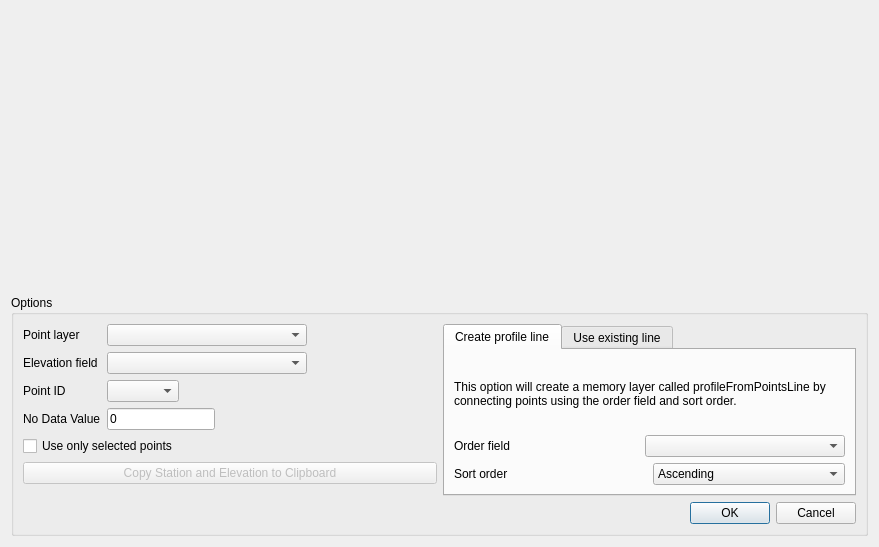
Qt form ProfileFromPoints_dialog_base.ui (marcoalicera/ProfileFromPoints) before a commit.
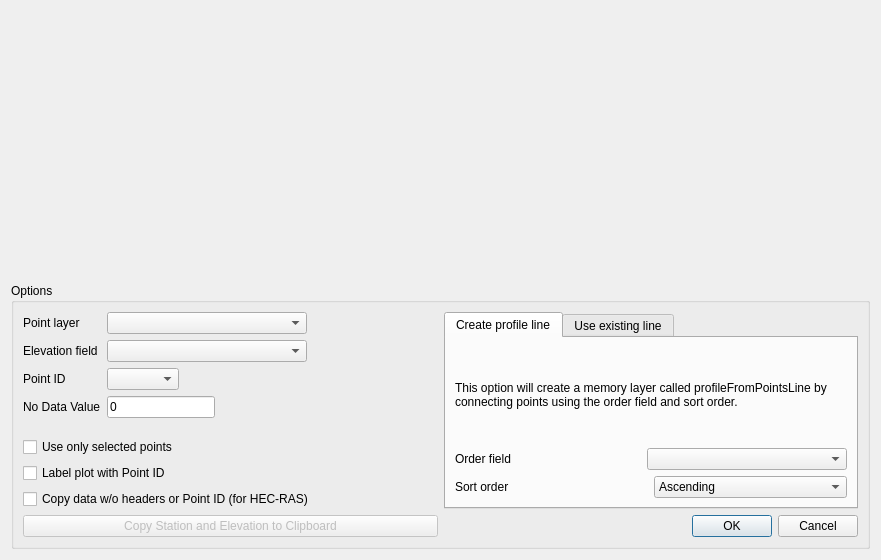
The same form after that commit.

```diff
--- a/ProfileFromPoints_dialog_base.ui
+++ b/ProfileFromPoints_dialog_base.ui
@@ -6,8 +6,8 @@
    <rect>
     <x>0</x>
     <y>0</y>
-    <width>879</width>
-    <height>547</height>
+    <width>881</width>
+    <height>560</height>
    </rect>
   </property>
   <property name="windowTitle">
@@ -25,8 +25,110 @@
      <property name="title">
       <string>Options</string>
      </property>
-     <layout class="QGridLayout" name="gridLayout">
-      <item row="0" column="1" rowspan="5">
+     <layout class="QHBoxLayout" name="horizontalLayout">
+      <item>
+       <layout class="QVBoxLayout" name="verticalLayout_4">
+        <item>
+         <layout class="QFormLayout" name="formLayout">
+          <property name="fieldGrowthPolicy">
+           <enum>QFormLayout::FieldsStayAtSizeHint</enum>
+          </property>
+          <item row="0" column="0">
+           <widget class="QLabel" name="label">
+            <property name="text">
+             <string>Point layer</string>
+            </property>
+           </widget>
+          </item>
+          <item row="0" column="1">
+           <widget class="QComboBox" name="uPointLayer">
+            <property name="minimumSize">
+             <size>
+              <width>200</width>
+              <height>0</height>
+             </size>
+            </property>
+           </widget>
+          </item>
+          <item row="1" column="0">
+           <widget class="QLabel" name="label_2">
+            <property name="text">
+             <string>Elevation field</string>
+            </property>
+           </widget>
+          </item>
+          <item row="1" column="1">
+           <widget class="QComboBox" name="uZfield">
+            <property name="minimumSize">
+             <size>
+              <width>200</width>
+              <height>0</height>
+             </size>
+            </property>
+           </widget>
+          </item>
+          <item row="2" column="0">
+           <widget class="QLabel" name="label_8">
+            <property name="text">
+             <string>Point ID</string>
+            </property>
+           </widget>
+          </item>
+          <item row="2" column="1">
+           <widget class="QComboBox" name="uPointID"/>
+          </item>
+          <item row="3" column="0">
+           <widget class="QLabel" name="label_10">
+            <property name="text">
+             <string>No Data Value</string>
+            </property>
+           </widget>
+          </item>
+          <item row="3" column="1">
+           <widget class="QLineEdit" name="lineEditNoData">
+            <property name="text">
+             <string>0</string>
+            </property>
+           </widget>
+          </item>
+         </layout>
+        </item>
+        <item>
+         <widget class="QCheckBox" name="uSelectedPoints">
+          <property name="text">
+           <string>Use only selected points</string>
+          </property>
+         </widget>
+        </item>
+        <item>
+         <widget class="QCheckBox" name="uPointIDlabels">
+          <property name="text">
+           <string>Label plot with Point ID</string>
+          </property>
+         </widget>
+        </item>
+        <item>
+         <widget class="QCheckBox" name="uNoHeader">
+          <property name="text">
+           <string>Copy data w/o headers or Point ID (for HEC-RAS)</string>
+          </property>
+         </widget>
+        </item>
+        <item>
+         <widget class="QPushButton" name="uCopytoClip">
+          <property name="enabled">
+           <bool>false</bool>
+          </property>
+          <property name="text">
+           <string>Copy Station and Elevation to Clipboard</string>
+          </property>
+         </widget>
+        </item>
+       </layout>
+      </item>
+      <item>
+       <layout class="QVBoxLayout" name="verticalLayout_7">
+        <item>
        <widget class="QTabWidget" name="utabWidget">
         <property name="currentIndex">
          <number>0</number>
@@ -168,73 +270,6 @@
         </widget>
        </widget>
       </item>
-      <item row="0" column="0">
-       <layout class="QFormLayout" name="formLayout">
-        <property name="fieldGrowthPolicy">
-         <enum>QFormLayout::FieldsStayAtSizeHint</enum>
-        </property>
-        <item row="0" column="0">
-         <widget class="QLabel" name="label">
-          <property name="text">
-           <string>Point layer</string>
-          </property>
-         </widget>
-        </item>
-        <item row="0" column="1">
-         <widget class="QComboBox" name="uPointLayer">
-          <property name="minimumSize">
-           <size>
-            <width>200</width>
-            <height>0</height>
-           </size>
-          </property>
-         </widget>
-        </item>
-        <item row="1" column="0">
-         <widget class="QLabel" name="label_2">
-          <property name="text">
-           <string>Elevation field</string>
-          </property>
-         </widget>
-        </item>
-        <item row="1" column="1">
-         <widget class="QComboBox" name="uZfield">
-          <property name="minimumSize">
-           <size>
-            <width>200</width>
-            <height>0</height>
-           </size>
-          </property>
-         </widget>
-        </item>
-        <item row="2" column="0">
-         <widget class="QLabel" name="label_8">
-          <property name="text">
-           <string>Point ID</string>
-          </property>
-         </widget>
-        </item>
-        <item row="2" column="1">
-         <widget class="QComboBox" name="uPointID"/>
-        </item>
-        <item row="3" column="0">
-         <widget class="QLabel" name="label_10">
-          <property name="text">
-           <string>No Data Value</string>
-          </property>
-         </widget>
-        </item>
-        <item row="3" column="1">
-         <widget class="QLineEdit" name="lineEditNoData">
-          <property name="text">
-           <string>0</string>
-          </property>
-         </widget>
-        </item>
-       </layout>
-      </item>
-      <item row="5" column="1">
-       <layout class="QHBoxLayout" name="horizontalLayout">
         <item>
          <widget class="QDialogButtonBox" name="buttonBox">
           <property name="orientation">
@@ -247,23 +282,6 @@
         </item>
        </layout>
       </item>
-      <item row="2" column="0">
-       <widget class="QPushButton" name="uCopytoClip">
-        <property name="enabled">
-         <bool>false</bool>
-        </property>
-        <property name="text">
-         <string>Copy Station and Elevation to Clipboard</string>
-        </property>
-       </widget>
-      </item>
-      <item row="1" column="0">
-       <widget class="QCheckBox" name="uSelectedPoints">
-        <property name="text">
-         <string>Use only selected points</string>
-        </property>
-       </widget>
-      </item>
      </layout>
     </widget>
    </item>
```
Left out of the diff: 41 changed lines with no effect on the pictures. Lines whose indentation alone changed are shown as unchanged.
